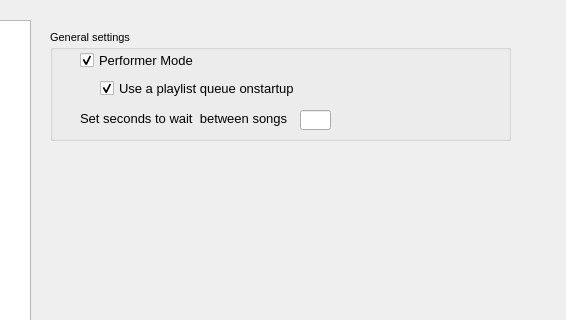
The window that settings_dialog.ui (tschen/PyKS) describes before a commit, drawn with Qt 5; both pictures show x 130 to 696 and y 0 to 320 of the 696 by 440 pixel window.
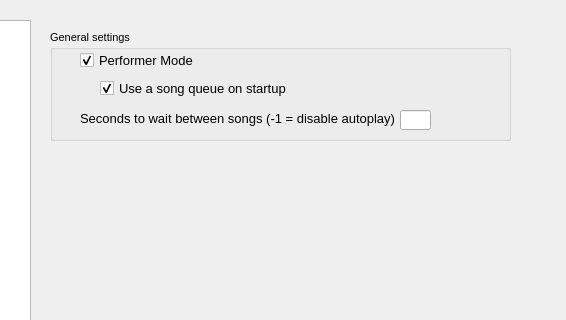
The same window after the commit. The open tabs and pages were chosen to show the change.

Commit message: Minor changes. Fixed typos in settings page. index.html   - Changed the alert dialog so that the dialog title text can be     changed dynamically.   - Removed "Trying to reconnect to server..." text. ui_settingsdialog.py, settings_dialog.ui   - Added more text explaining a -1 autoplay value   - Fixed various typos

The edit to the form file:
```diff
--- a/settings_dialog.ui
+++ b/settings_dialog.ui
@@ -126,7 +126,7 @@
      <widget class="QLineEdit" name="secondsToWaitTextBox">
       <property name="geometry">
        <rect>
-        <x>250</x>
+        <x>350</x>
         <y>80</y>
         <width>31</width>
         <height>20</height>
@@ -143,7 +143,7 @@
        <rect>
         <x>30</x>
         <y>80</y>
-        <width>211</width>
+        <width>321</width>
         <height>16</height>
        </rect>
       </property>
@@ -153,7 +153,7 @@
        </font>
       </property>
       <property name="text">
-       <string>Set seconds to wait  between songs</string>
+       <string>Seconds to wait between songs (-1 = disable autoplay)</string>
       </property>
      </widget>
      <widget class="QCheckBox" name="queueOnStartupCheckBox">
@@ -171,7 +171,7 @@
        </font>
       </property>
       <property name="text">
-       <string>Use a playlist queue onstartup</string>
+       <string>Use a song queue on startup</string>
       </property>
       <property name="checked">
        <bool>true</bool>
```
Left out of the diff: 4 changed lines with no effect on the pictures. The commit also changes 2 other files.
